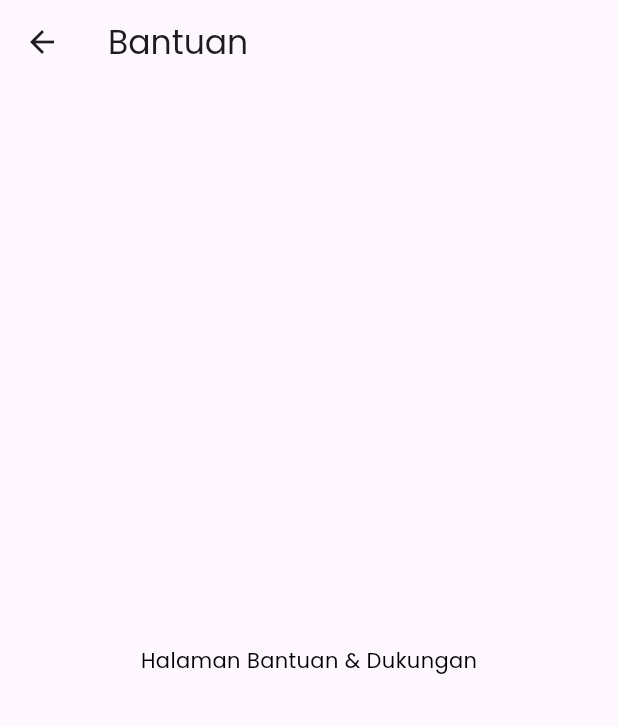
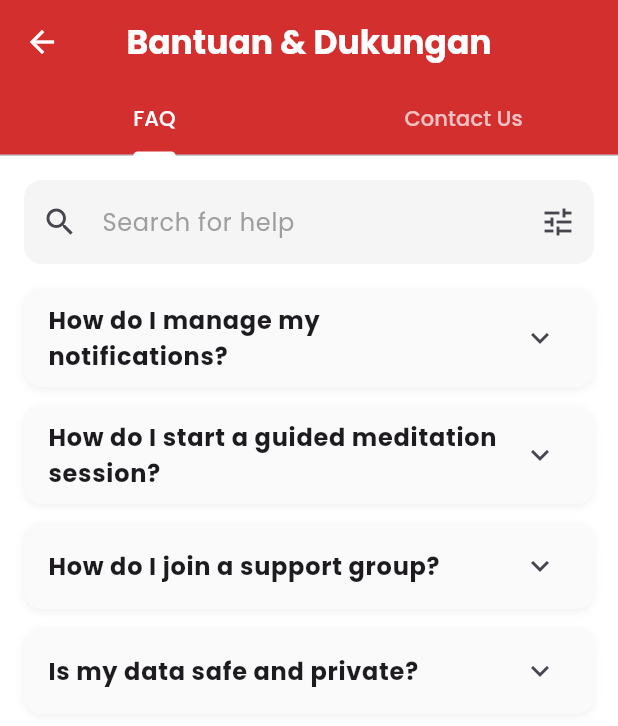
Before and after one commit to siberbot88/bbi-hub-flutter-app, a Flutter app: the ProfilePage screen opened directly, after a tap on "Bantuan & Dukungan", on a phone screen of 412 x 824 dp. Shown: the top 726 px of the screen. Run offline on Flutter 3.47's test engine with Material 3 defaults, Android fonts, the phone set to English and light mode, and no system bars; our stand-ins replace fl_chart, flutter_svg, google_fonts, image_picker, syncfusion_flutter_charts, syncfusion_flutter_datepicker.

Commit message:
mulai commit mekanik

```diff
--- a/lib/feature/mechanic/screens/bantudukung.dart
+++ b/lib/feature/mechanic/screens/bantudukung.dart
@@ -0,0 +1,161 @@
+import 'package:flutter/material.dart';
+import 'package:google_fonts/google_fonts.dart';
+
+class HelpSupportPage extends StatefulWidget {
+  const HelpSupportPage({super.key});
+
+  @override
+  State<HelpSupportPage> createState() => _HelpSupportPageState();
+}
+
+class _HelpSupportPageState extends State<HelpSupportPage>
+    with SingleTickerProviderStateMixin {
+  late TabController _tabController;
+  final Color primaryColor = const Color(0xFFD32F2F);
+  final TextEditingController searchController = TextEditingController();
+
+  final List<Map<String, String>> faqList = [
+    {
+      'question': 'How do I manage my notifications?',
+      'answer':
+          'To manage notifications, go to “Settings”, select “Notification Settings”, and customize your preferences.'
+    },
+    {
+      'question': 'How do I start a guided meditation session?',
+      'answer': 'Open the Meditation tab, select a guide, and tap "Start Session".'
+    },
+    {
+      'question': 'How do I join a support group?',
+      'answer': 'Go to “Community”, choose a group, and click “Join”.'
+    },
+    {
+      'question': 'Is my data safe and private?',
+      'answer':
+          'Yes. We use advanced encryption and privacy measures to protect your data.'
+    },
+  ];
+
+  @override
+  void initState() {
+    super.initState();
+    _tabController = TabController(length: 2, vsync: this);
+  }
+
+  @override
+  Widget build(BuildContext context) {
+    return Scaffold(
+      backgroundColor: Colors.white,
+      appBar: AppBar(
+        backgroundColor: primaryColor,
+        leading: IconButton(
+          icon: const Icon(Icons.arrow_back, color: Colors.white),
+          onPressed: () => Navigator.pop(context),
+        ),
+        centerTitle: true,
+        title: Text(
+          'Bantuan & Dukungan',
+          style: GoogleFonts.poppins(
+            color: Colors.white,
+            fontWeight: FontWeight.bold,
+          ),
+        ),
+        bottom: TabBar(
+          controller: _tabController,
+          labelColor: Colors.white,
+          unselectedLabelColor: Colors.white70,
+          indicatorColor: Colors.white,
+          tabs: const [
+            Tab(text: 'FAQ'),
+            Tab(text: 'Contact Us'),
+          ],
+        ),
+      ),
+      body: TabBarView(
+        controller: _tabController,
+        children: [
+          _buildFAQTab(),
+          _buildContactTab(),
+        ],
+      ),
+    );
+  }
+
+  Widget _buildFAQTab() {
+    return Padding(
+      padding: const EdgeInsets.all(16),
+      child: Column(
+        children: [
+          // Kolom pencarian
+          TextField(
+            controller: searchController,
+            decoration: InputDecoration(
+              hintText: 'Search for help',
+              hintStyle: GoogleFonts.poppins(color: Colors.grey),
+              prefixIcon: const Icon(Icons.search),
+              suffixIcon: const Icon(Icons.tune),
+              filled: true,
+              fillColor: Colors.grey[100],
+              border: OutlineInputBorder(
+                borderSide: BorderSide.none,
+                borderRadius: BorderRadius.circular(12),
+              ),
+            ),
+          ),
+          const SizedBox(height: 16),
+          Expanded(
+            child: ListView.builder(
+              itemCount: faqList.length,
+              itemBuilder: (context, index) {
+                return _buildFAQItem(
+                  faqList[index]['question']!,
+                  faqList[index]['answer']!,
+                );
+              },
+            ),
+          ),
+        ],
+      ),
+    );
+  }
+
+  Widget _buildFAQItem(String question, String answer) {
+    return Container(
+      margin: const EdgeInsets.only(bottom: 12),
+      decoration: BoxDecoration(
+        color: Colors.grey[50],
+        borderRadius: BorderRadius.circular(12),
+        boxShadow: [
+          BoxShadow(
+            color: Colors.grey.withOpacity(0.15),
+            blurRadius: 4,
+            offset: const Offset(0, 2),
+          )
+        ],
+      ),
+      child: ExpansionTile(
+        title: Text(
+          question,
+          style: GoogleFonts.poppins(fontWeight: FontWeight.w600),
+        ),
+        children: [
+          Padding(
+            padding: const EdgeInsets.symmetric(horizontal: 16, vertical: 8),
+            child: Text(
+              answer,
+              style: GoogleFonts.poppins(color: Colors.black87),
+            ),
+          ),
+        ],
+      ),
+    );
+  }
+
+  Widget _buildContactTab() {
+    return Center(
+      child: Text(
+        'Contact Us page is under development.',
+        style: GoogleFonts.poppins(fontSize: 16, color: Colors.grey),
+      ),
+    );
+  }
+}
--- a/lib/feature/mechanic/screens/homepageMechanic.dart
+++ b/lib/feature/mechanic/screens/homepageMechanic.dart
@@ -424,7 +424,7 @@ class _HomeContentState extends State<HomeContent> {
             ),
             TextButton(
               onPressed: () {
-                Navigator.pushNamed(context, '/servicePage');
+                Navigator.pushNamed(context, '/serviceLoggingPage');
               },
               child: const Text("Lihat detail",
                   style: TextStyle(color: Color(0xFFDC2626))),
--- a/lib/feature/mechanic/screens/profil_page.dart
+++ b/lib/feature/mechanic/screens/profil_page.dart
@@ -1,8 +1,12 @@
+import 'package:bengkel_online_flutter/feature/mechanic/screens/bahasa.dart';
+import 'package:bengkel_online_flutter/feature/mechanic/screens/bantudukung.dart';
+import 'package:bengkel_online_flutter/feature/mechanic/screens/change_password.dart';
 import 'package:flutter/material.dart';
 import 'package:google_fonts/google_fonts.dart';
 import 'package:bengkel_online_flutter/feature/mechanic/widgets/smartasset.dart';
 import 'package:flutter_svg/flutter_svg.dart';
 import 'dart:math' as math;
+import 'package:bengkel_online_flutter/feature/mechanic/screens/ubahprofil.dart';
 
 class ProfilePage extends StatelessWidget {
   const ProfilePage({super.key});
@@ -126,7 +130,13 @@ class ProfilePage extends StatelessWidget {
                             // Edit button
                             ElevatedButton(
                               onPressed: () {
-                                // nanti bisa dihubungkan ke halaman edit profil
+                                Navigator.push(
+                                  context,
+                                  MaterialPageRoute(
+                                    builder: (context) =>
+                                        const EditProfilePage(),
+                                  ),
+                                );
                               },
                               style: ElevatedButton.styleFrom(
                                 backgroundColor: Colors.amber,
@@ -167,12 +177,12 @@ class ProfilePage extends StatelessWidget {
                     child: Column(
                       children: [
                         _ProfileItem(
-                          iconPath: "assets/icons/bahasa.svg",
+                          iconPath: "assets/icons/editbahasa.png",
                           title: "Bahasa",
                           onTap: () => Navigator.push(
                             context,
                             MaterialPageRoute(
-                                builder: (_) => const AboutPage()),
+                                builder: (_) => const LanguagePage()),
                           ),
                         ),
                         const Divider(height: 1),
@@ -181,17 +191,18 @@ class ProfilePage extends StatelessWidget {
                           title: "Bantuan & Dukungan",
                           onTap: () => Navigator.push(
                             context,
-                            MaterialPageRoute(builder: (_) => const HelpPage()),
+                            MaterialPageRoute(
+                                builder: (_) => const HelpSupportPage()),
                           ),
                         ),
                         const Divider(height: 1),
                         _ProfileItem(
-                          iconPath: "assets/icons/changepassword.svg",
+                          iconPath: "assets/icons/ubahsandi.png",
                           title: "Ubah Sandi",
                           onTap: () => Navigator.push(
                             context,
                             MaterialPageRoute(
-                                builder: (_) => const ChangePasswordPage()),
+                                builder: (_) => const ubahPasswordPage()),
                           ),
                         ),
                         const Divider(height: 1),
@@ -313,14 +324,6 @@ class ChangePasswordPage extends StatelessWidget {
       body: const Center(child: Text("Form Ubah Sandi")));
 }
 
-class FeedbackProfile extends StatelessWidget {
-  const FeedbackProfile({super.key});
-  @override
-  Widget build(BuildContext context) => Scaffold(
-      appBar: AppBar(title: const Text("Umpan Balik")),
-      body: const Center(child: Text("Halama Umpan Balik")));
-}
-
 class LoginPage extends StatelessWidget {
   const LoginPage({super.key});
   @override
--- a/pubspec.yaml
+++ b/pubspec.yaml
@@ -17,13 +17,13 @@ dependencies:
   http: ^1.5.0
   image_picker: ^1.2.0
   fl_chart: ^0.65.0
-  flutter_svg: ^2.2.1
 
 
 dev_dependencies:
   flutter_test:
     sdk: flutter
   flutter_lints: ^6.0.0
+  flutter_svg: ^2.0.9
 
 flutter:
   uses-material-design: true
```
Also changed, not shown: lib/feature/mechanic/screens/bahasa.dart (+78 -0 lines), lib/feature/mechanic/screens/change_password.dart (+4 -4 lines), lib/feature/mechanic/screens/servicePage.dart (+7 -51 lines), lib/feature/mechanic/screens/ubahprofil.dart (+170 -0 lines), assets/icons/bahasa.svg (deleted), assets/icons/changepassword.svg (deleted), assets/icons/editbahasa.png (added), assets/icons/ubahsandi.png (added), lib/feature/mechanic/screens/feedback_profilmech.dart (deleted).
